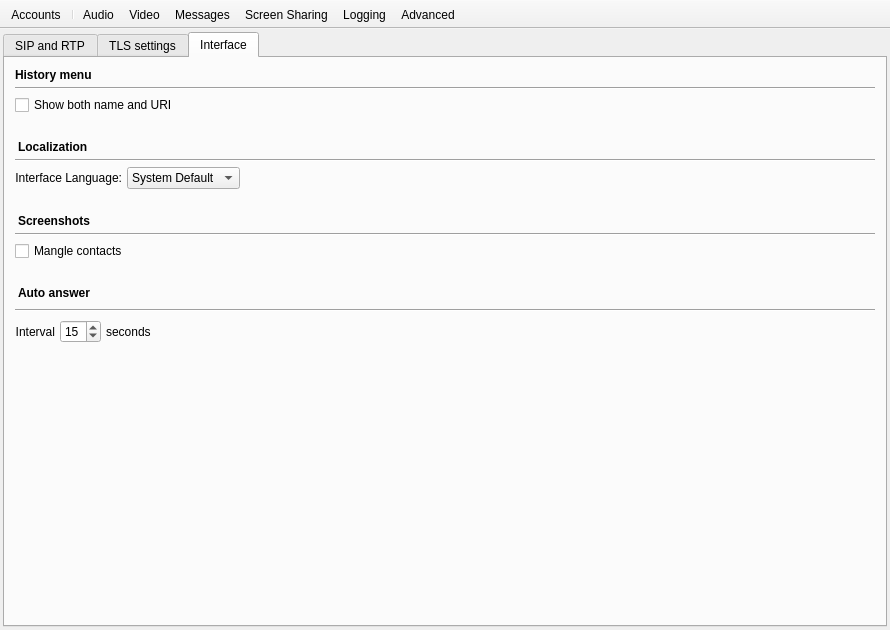
The window that resources/preferences.ui (AGProjects/blink-qt) describes before a commit, drawn with Qt 5.
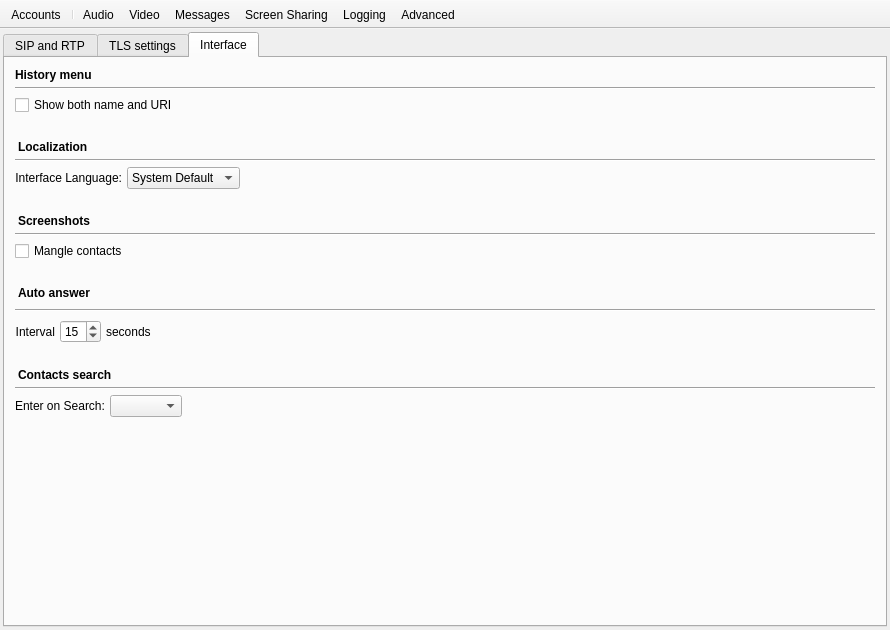
The same window after the commit. The open tabs and pages were chosen to show the change. Icons and pictures are not drawn. Custom widgets are drawn as their Qt base class.

Commit message: Added UI preference for Enter on search

Diff of the .ui file:
```diff
--- a/resources/preferences.ui
+++ b/resources/preferences.ui
@@ -3772,6 +3772,60 @@
              </layout>
             </item>
             <item row="13" column="0">
+             <widget class="QLabel" name="search_enter_label">
+              <property name="font">
+               <font>
+                <weight>75</weight>
+                <bold>true</bold>
+               </font>
+              </property>
+              <property name="styleSheet">
+               <string notr="true">margin-top: 20px;</string>
+              </property>
+              <property name="text">
+               <string>Contacts search</string>
+              </property>
+             </widget>
+            </item>
+            <item row="14" column="0">
+             <widget class="Line" name="line_search_enter">
+              <property name="orientation">
+               <enum>Qt::Horizontal</enum>
+              </property>
+             </widget>
+            </item>
+            <item row="15" column="0">
+             <layout class="QHBoxLayout" name="search_enter_layout">
+              <item>
+               <widget class="QLabel" name="search_enter_action_label">
+                <property name="text">
+                 <string>Enter on Search:</string>
+                </property>
+               </widget>
+              </item>
+              <item>
+               <widget class="QComboBox" name="search_enter_action_button">
+                <property name="toolTip">
+                 <string>What Enter in the search bar does with the selected contact, the first result or the typed address</string>
+                </property>
+               </widget>
+              </item>
+              <item>
+               <spacer name="search_enter_spacer">
+                <property name="orientation">
+                 <enum>Qt::Horizontal</enum>
+                </property>
+                <property name="sizeHint" stdset="0">
+                 <size>
+                  <width>40</width>
+                  <height>20</height>
+                 </size>
+                </property>
+               </spacer>
+              </item>
+             </layout>
+            </item>
+            <item row="16" column="0">
              <spacer name="verticalSpacer_5">
               <property name="orientation">
                <enum>Qt::Vertical</enum>
```
The commit also changes 4 other files.
